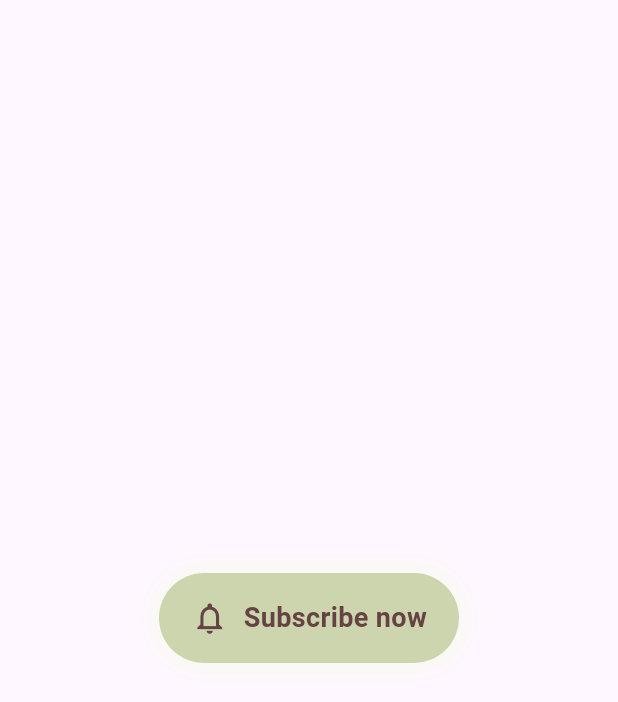
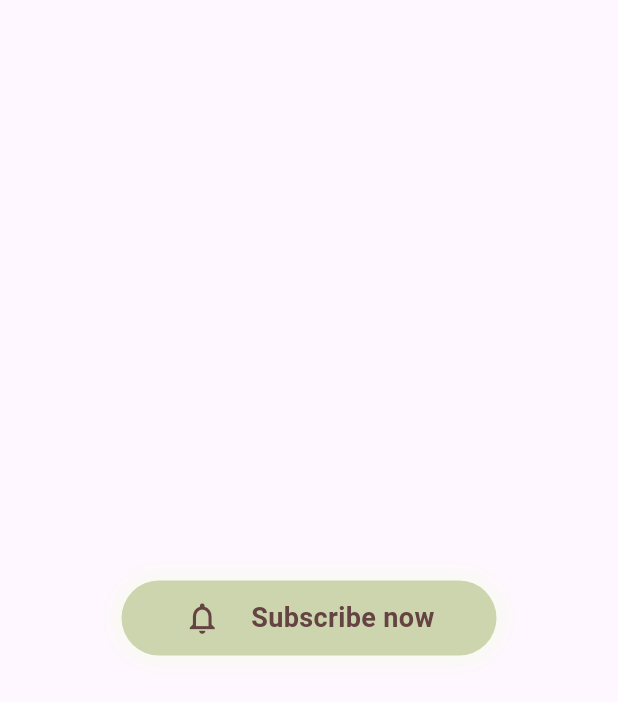
Before and after one commit to Habebaya/animation_button, a Flutter app: the screen it shows after launch, on a phone screen of 412 x 824 dp. Shown: the top 702 px of the screen. Run offline on Flutter 3.47's test engine with Material 3 defaults, Android fonts, the phone set to English and light mode, and no system bars.

Commit message:
make variable global

```diff
--- a/example/lib/main.dart
+++ b/example/lib/main.dart
@@ -12,23 +12,8 @@ class MyApp extends StatelessWidget {
   @override
   Widget build(BuildContext context) {
     return MaterialApp(
-      title: 'Flutter Demo',
+      title: 'Flutter Demo for Animated Button',
       theme: ThemeData(
-        // This is the theme of your application.
-        //
-        // TRY THIS: Try running your application with "flutter run". You'll see
-        // the application has a purple toolbar. Then, without quitting the app,
-        // try changing the seedColor in the colorScheme below to Colors.green
-        // and then invoke "hot reload" (save your changes or press the "hot
-        // reload" button in a Flutter-supported IDE, or press "r" if you used
-        // the command line to start the app).
-        //
-        // Notice that the counter didn't reset back to zero; the application
-        // state is not lost during the reload. To reset the state, use hot
-        // restart instead.
-        //
-        // This works for code too, not just values: Most code changes can be
-        // tested with just a hot reload.
         colorScheme: ColorScheme.fromSeed(seedColor: Colors.deepPurple),
         useMaterial3: true,
       ),
@@ -40,15 +25,6 @@ class MyApp extends StatelessWidget {
 class MyHomePage extends StatefulWidget {
   const MyHomePage({super.key, required this.title});
 
-  // This widget is the home page of your application. It is stateful, meaning
-  // that it has a State object (defined below) that contains fields that affect
-  // how it looks.
-
-  // This class is the configuration for the state. It holds the values (in this
-  // case the title) provided by the parent (in this case the App widget) and
-  // used by the build method of the State. Fields in a Widget subclass are
-  // always marked "final".
-
   final String title;
 
   @override
@@ -56,14 +32,13 @@ class MyHomePage extends StatefulWidget {
 }
 
 class _MyHomePageState extends State<MyHomePage> {
-
-
   @override
   Widget build(BuildContext context) {
     return Scaffold(
       body: Center(
-        child: AnimationButton(text: 'Subscribe now',)
-      ),
+          child: AnimationButton(
+        text: 'Subscribe now',
+      )),
     );
   }
-  }
+}
--- a/lib/animation_button.dart
+++ b/lib/animation_button.dart
@@ -1,38 +1,81 @@
 library animation_button;
 
-
-import 'package:animation_button/flash_animation.dart';
-import 'package:animation_button/pulse_animation.dart';
 import 'package:flutter/material.dart';
 
-import 'highlight_animation.dart';
+/// A customizable animated button widget.
 
-/// A customizable animated button widget.
 class AnimationButton extends StatefulWidget {
   final VoidCallback? onPressed;
   final String text;
+  final TextStyle textStyle;
   final Color initialColor;
   final Color finalColor;
+  final Color iconColor;
   final double initialWidth;
-  final double finalWidth;
+  final double initialHeight;
   final Duration duration;
+  final Duration highlightDuration;
+  final double buttonBorderRadius;
 
-   AnimationButton({
-    Key? key,
+  final Widget child;
+  final Color startColor;
+  final Color endColor;
+  final double animationBorderRadius;
+  final double blurRadius;
+  final double spreadRadius;
+  final bool isButton;
+
+  AnimationButton(
+      {Key? key,
       required this.text,
       this.onPressed,
+      this.buttonBorderRadius = 50.0,
       this.initialColor = const Color(0xFFCCD5AE),
       this.finalColor = Colors.green,
-    this.initialWidth = 200,
-    this.finalWidth = 300,
+      this.iconColor = const Color(0xFF664343),
+      this.initialWidth = 250,
+      this.initialHeight = 50,
+      this.textStyle = const TextStyle(
+        color: Color(0xFF664343),
+        fontSize: 18,
+        fontWeight: FontWeight.bold,
+      ),
+
+      // Animation parameters
       this.duration = const Duration(milliseconds: 300),
-  }) : super(key: key);
+      this.child = const SizedBox.shrink(),
+      this.startColor = Colors.white,
+      this.animationBorderRadius = 50,
+      this.blurRadius = 10,
+      this.spreadRadius = 5,
+      this.endColor = const Color(0xFFE0E5B6),
+      this.highlightDuration = const Duration(seconds: 1),
+      this.isButton = true})
+      : super(key: key);
 
   @override
   _AnimatedButtonState createState() => _AnimatedButtonState();
 }
 
-class _AnimatedButtonState extends State<AnimationButton> {
+class _AnimatedButtonState extends State<AnimationButton>
+    with SingleTickerProviderStateMixin {
+  late AnimationController _controller;
+  late Animation<Color?> _colorAnimation;
+
+  @override
+  void initState() {
+    super.initState();
+    _controller = AnimationController(
+      duration: widget.highlightDuration,
+      vsync: this,
+    )..repeat(reverse: true); // Loops the animation back and forth.
+
+    _colorAnimation = ColorTween(
+      begin: widget.startColor,
+      end: widget.endColor,
+    ).animate(_controller);
+  }
+
   bool _isPressed = false;
 
   @override
@@ -44,36 +87,60 @@ class _AnimatedButtonState extends State<AnimationButton> {
         });
         if (widget.onPressed != null) widget.onPressed!();
       },
-      child: HighlightAnimation(
-        duration: const Duration(seconds: 1), // Set the animation speed.
-        child: AnimatedContainer(
+      child: AnimatedBuilder(
+        animation: _colorAnimation,
+        builder: (context, child) {
+          return Container(
+              decoration: BoxDecoration(
+                color: _colorAnimation.value,
+                borderRadius:
+                    BorderRadius.circular(widget.animationBorderRadius),
+                boxShadow: [
+                  BoxShadow(
+                    color: _colorAnimation.value!,
+                    blurRadius: 10,
+                    spreadRadius: 5,
+                  ),
+                ],
+              ),
+              child: widget.isButton
+                  ? AnimatedContainer(
                       duration: widget.duration,
-          width: _isPressed ? widget.finalWidth : widget.initialWidth,
-          height: 60,
+                      width: widget.initialWidth,
+                      height: widget.initialHeight,
                       decoration: BoxDecoration(
-            color: _isPressed ? widget.finalColor : widget.initialColor,
-            borderRadius: BorderRadius.circular(_isPressed ? 30 : 50),
-
+                        color: _isPressed
+                            ? widget.finalColor
+                            : widget.initialColor,
+                        borderRadius:
+                            BorderRadius.circular(widget.buttonBorderRadius),
                       ),
                       alignment: Alignment.center,
                       child: Row(
                         mainAxisAlignment: MainAxisAlignment.center,
                         crossAxisAlignment: CrossAxisAlignment.center,
                         children: [
-              Icon(Icons.notifications_outlined,color: Color(0xFF664343),size: 25,),
-              SizedBox(width: 10,),
-              Text(
-                widget.text,
-                style: const TextStyle(
-                  color: Color(0xFF664343),
-                  fontSize: 18,
-                  fontWeight: FontWeight.bold,
+                          Icon(
+                            Icons.notifications_outlined,
+                            color: widget.iconColor,
+                            size: 25,
                           ),
+                          const SizedBox(
+                            width: 20,
                           ),
+                          Text(widget.text, style: widget.textStyle),
                         ],
                       ),
-        ),
+                    )
+                  : widget.child);
+        },
       ),
     );
   }
+
+  @override
+  void dispose() {
+    _controller.dispose();
+    super.dispose();
   }
+}
--- a/lib/highlight_animation.dart
+++ b/lib/highlight_animation.dart
@@ -5,11 +5,17 @@ class HighlightAnimation extends StatefulWidget {
   final Color startColor;
   final Color endColor;
   final Duration duration;
+  final double animationBorderRadius;
+  final double blurRadius;
+  final double spreadRadius;
 
   const HighlightAnimation({
     Key? key,
     required this.child,
     this.startColor = Colors.white,
+    this.animationBorderRadius = 50,
+    this.blurRadius = 10,
+    this.spreadRadius = 5,
     this.endColor = const Color(0xFFE0E5B6),
     this.duration = const Duration(seconds: 1),
   }) : super(key: key);
@@ -45,7 +51,7 @@ class _HighlightAnimationState extends State<HighlightAnimation>
         return Container(
           decoration: BoxDecoration(
             color: _colorAnimation.value,
-            borderRadius: BorderRadius.circular(50),
+            borderRadius: BorderRadius.circular(widget.animationBorderRadius),
             boxShadow: [
               BoxShadow(
                 color: _colorAnimation.value!,
--- a/pubspec.yaml
+++ b/pubspec.yaml
@@ -1,7 +1,8 @@
 name: animation_button
-description: "A new Flutter project."
+description: "custom animation button"
 version: 0.0.1
-homepage:
+author: Habeba Yasser <habebayasser13@gmail.com>
+homepage: https://github.com/Habebaya/animation_button.git
 
 environment:
   sdk: '>=3.4.3 <4.0.0'
```
Also changed, not shown: 2 other files. Lines whose indentation alone changed are shown as unchanged.
